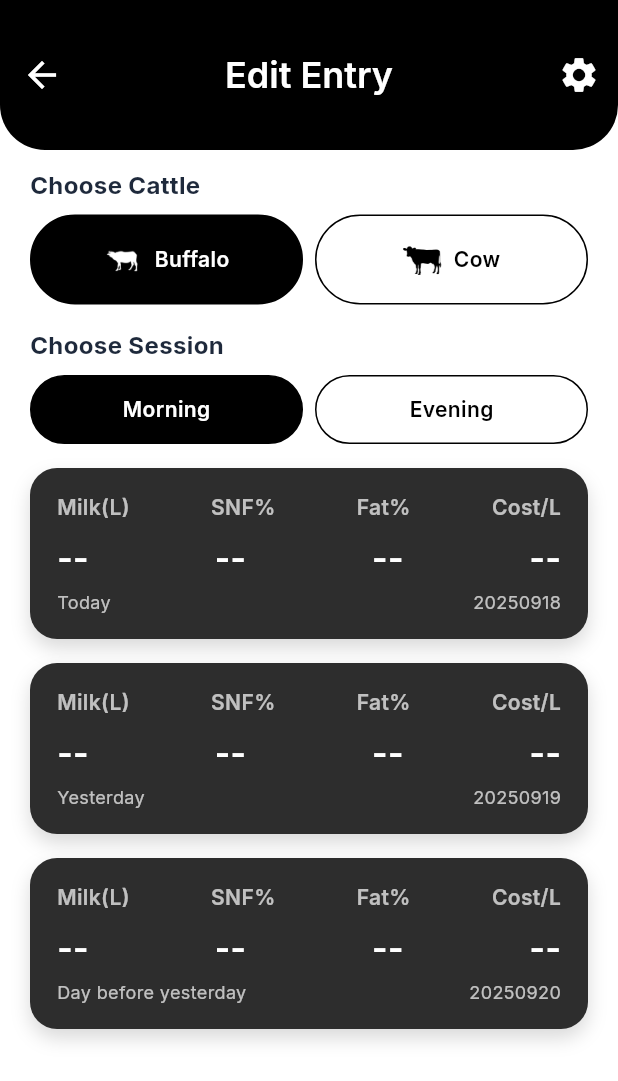
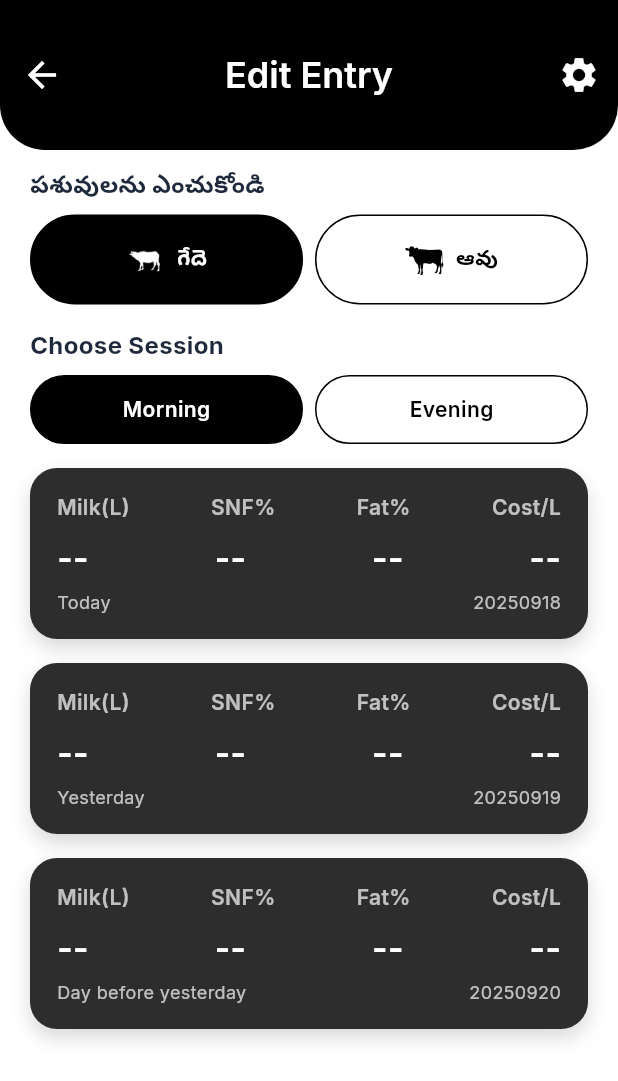
Before and after one commit to nextbharat-sic/agile6th_dairy_application, a Flutter app: the MilkEntryScreen screen opened by its route, after a tap on the "edit" icon, on a phone screen of 412 x 824 dp. Shown: the top 1081 px of the screen. Run offline on Flutter 3.47's test engine with Material 3 defaults, Android fonts, the phone set to English and light mode, and no system bars; our stand-ins replace cached_network_image, cloud_firestore, connectivity_plus, firebase_auth, firebase_core, fl_chart and 5 more; missing offline and left inert: firebase_ui_auth, firebase_ui_oauth_google; accounts and stored records are empty.

Commit message:
Add Telugu translations for expense categories and reports

```diff
--- a/dairy_manager/lib/backend/services/reports_service.dart
+++ b/dairy_manager/lib/backend/services/reports_service.dart
@@ -36,7 +36,6 @@ class ReportsService {
         _userId!,
         weekStart,
         weekEnd,
-        [AnimalType.cow, AnimalType.buffalo],
       );
 
       // Get expense data for the week (not used in current implementation)
@@ -122,7 +121,6 @@ class ReportsService {
         _userId!,
         monthStart,
         monthEnd,
-        [AnimalType.cow, AnimalType.buffalo],
       );
 
       // Process income data by week within the month
@@ -201,7 +199,6 @@ class ReportsService {
         _userId!,
         yearStart,
         yearEnd,
-        [AnimalType.cow, AnimalType.buffalo],
       );
 
       // Process income data by month
@@ -286,7 +283,6 @@ class ReportsService {
         _userId!,
         startDate,
         endDate,
-        [AnimalType.cow, AnimalType.buffalo],
       );
 
       // Get expense data
--- a/dairy_manager/lib/l10n/app_localizations.dart
+++ b/dairy_manager/lib/l10n/app_localizations.dart
@@ -568,6 +568,24 @@ abstract class AppLocalizations {
   /// In en, this message translates to:
   /// **'Cancel'**
   String get cancel;
+
+  // Additional translations for milk entry page
+  String get todaysIncome;
+  String get buffaloLabel;
+  String get cowLabel;
+
+  // Delete confirmation dialog
+  String get deleteExpense;
+  String get deleteConfirmation;
+  String get delete;
+
+  // Reports screen average text translations
+  String get milkWeeklyTotal;
+  String get milkMonthlyTotal;
+  String get milkYearlyTotal;
+  String get snfAverage;
+  String get fatAverage;
+  String get noDataAvailable;
 }
 
 class _AppLocalizationsDelegate extends LocalizationsDelegate<AppLocalizations> {
--- a/dairy_manager/lib/presentation/expenses_screen/expenses_screen.dart
+++ b/dairy_manager/lib/presentation/expenses_screen/expenses_screen.dart
@@ -321,7 +321,7 @@ class _ExpensesScreenState extends State<ExpensesScreen> {
                     runSpacing: 8,
                     children: _expensesByCategory.entries.map<Widget>((entry) {
                       return _buildExpenseChip(
-                        entry.key.displayName,
+                        _getTranslatedCategoryName(entry.key, l10n),
                         entry.value.toInt()
                       );
                     }).toList(),
--- a/dairy_manager/lib/presentation/milk_entry_screen/milk_entry_edit_screen.dart
+++ b/dairy_manager/lib/presentation/milk_entry_screen/milk_entry_edit_screen.dart
@@ -118,13 +118,13 @@ class _MilkEntryEditScreenState extends State<MilkEntryEditScreen> {
           child: Column(
             crossAxisAlignment: CrossAxisAlignment.start,
             children: [
-              const Text('Choose Cattle',
+              const Text('పశువులను ఎంచుకోండి',
                   style: TextStyle(fontWeight: FontWeight.bold, fontSize: 16)),
               const SizedBox(height: 8),
               Row(children: [
                 Expanded(
                     child: _cattleToggle(
-                        'Buffalo',
+                        'గేదె',
                         'assets/images/buffalo.png',
                         selectedAnimal == AnimalType.buffalo,
                         () => setState(
@@ -132,7 +132,7 @@ class _MilkEntryEditScreenState extends State<MilkEntryEditScreen> {
                 const SizedBox(width: 8),
                 Expanded(
                     child: _cattleToggle(
-                        'Cow',
+                        'ఆవు',
                         'assets/images/cow.png',
                         selectedAnimal == AnimalType.cow,
                         () => setState(() => selectedAnimal = AnimalType.cow))),
--- a/dairy_manager/lib/presentation/milk_entry_screen/milk_entry_screen.dart
+++ b/dairy_manager/lib/presentation/milk_entry_screen/milk_entry_screen.dart
@@ -46,6 +46,9 @@ class _MilkEntryScreenState extends State<MilkEntryScreen> {
     final today = DateTime.now();
     dateController.text =
         '${today.day.toString().padLeft(2, '0')}/${today.month.toString().padLeft(2, '0')}/${today.year}';
+
+    // Load today's income
+    _loadTodaysIncome();
   }
 
   void clearFields() {
@@ -53,6 +56,45 @@ class _MilkEntryScreenState extends State<MilkEntryScreen> {
     snfController.clear();
     fatController.clear();
     costController.clear();
+  }
+
+  Future<void> _loadTodaysIncome() async {
+    if (_userId == null) return;
+
+    try {
+      final today = DateTime.now();
+      final todayIncomeList = await _incomeService.getTotalIncomeForDay(
+        userId: _userId!,
+        date: today,
+        animalTypes: [AnimalType.cow, AnimalType.buffalo],
+      );
+
+      setState(() {
+        cowIncome = todayIncomeList[AnimalType.cow] ?? 0.0;
+        buffaloIncome = todayIncomeList[AnimalType.buffalo] ?? 0.0;
+      });
+    } catch (e) {
+      print('Error loading today\'s income: $e');
+    }
+  }
+
+  Future<void> _loadIncomeForDate(DateTime date) async {
+    if (_userId == null) return;
+
+    try {
+      final incomeList = await _incomeService.getTotalIncomeForDay(
+        userId: _userId!,
+        date: date,
+        animalTypes: [AnimalType.cow, AnimalType.buffalo],
+      );
+
+      setState(() {
+        cowIncome = incomeList[AnimalType.cow] ?? 0.0;
+        buffaloIncome = incomeList[AnimalType.buffalo] ?? 0.0;
+      });
+    } catch (e) {
+      print('Error loading income for date: $e');
+    }
   }
 
   Future<void> _selectDate(BuildContext context) async {
@@ -67,6 +109,8 @@ class _MilkEntryScreenState extends State<MilkEntryScreen> {
         dateController.text =
             '${picked.day.toString().padLeft(2, '0')}/${picked.month.toString().padLeft(2, '0')}/${picked.year}';
       });
+      // Reload income for the selected date
+      await _loadIncomeForDate(picked);
     }
   }
 
@@ -110,11 +154,8 @@ class _MilkEntryScreenState extends State<MilkEntryScreen> {
         newCostPerLiter: double.parse(costController.text),
       );
 
-      // Update state with new income values
-      setState(() {
-        cowIncome = result.todayIncomeList[AnimalType.cow] ?? 0.0;
-        buffaloIncome = result.todayIncomeList[AnimalType.buffalo] ?? 0.0;
-      });
+      // Reload today's income to get updated totals
+      await _loadTodaysIncome();
 
       ScaffoldMessenger.of(context).showSnackBar(
         SnackBar(
@@ -324,10 +365,10 @@ class _MilkEntryScreenState extends State<MilkEntryScreen> {
             const SizedBox(height: 32),
             Divider(thickness: 2, color: Colors.black26),
             const SizedBox(height: 24),
-            const Center(
+            Center(
               child: Text(
-                'TODAY\'S INCOME',
-                style: TextStyle(
+                l10n.todaysIncome,
+                style: const TextStyle(
                   color: Colors.black,
                   fontWeight: FontWeight.bold,
                   fontSize: 14,
@@ -338,8 +379,8 @@ class _MilkEntryScreenState extends State<MilkEntryScreen> {
             Row(
               mainAxisAlignment: MainAxisAlignment.spaceEvenly,
               children: [
-                _incomeDisplay('Buffalo', buffaloIncome),
-                _incomeDisplay('Cow', cowIncome),
+                _incomeDisplay(l10n.buffaloLabel, buffaloIncome),
+                _incomeDisplay(l10n.cowLabel, cowIncome),
               ],
             ),
             const SizedBox(height: 24),
```
Also changed, not shown: dairy_manager/lib/l10n/app_localizations_en.dart (+39 -0 lines), dairy_manager/lib/l10n/app_localizations_te.dart (+40 -1 lines), dairy_manager/lib/presentation/expenses_screen/widgets/expense_category_selector_widget.dart (+24 -1 lines), dairy_manager/lib/presentation/expenses_screen/widgets/expense_history_item_widget.dart (+33 -7 lines), dairy_manager/lib/presentation/reports_screen/reports_screen.dart (+9 -5 lines).
